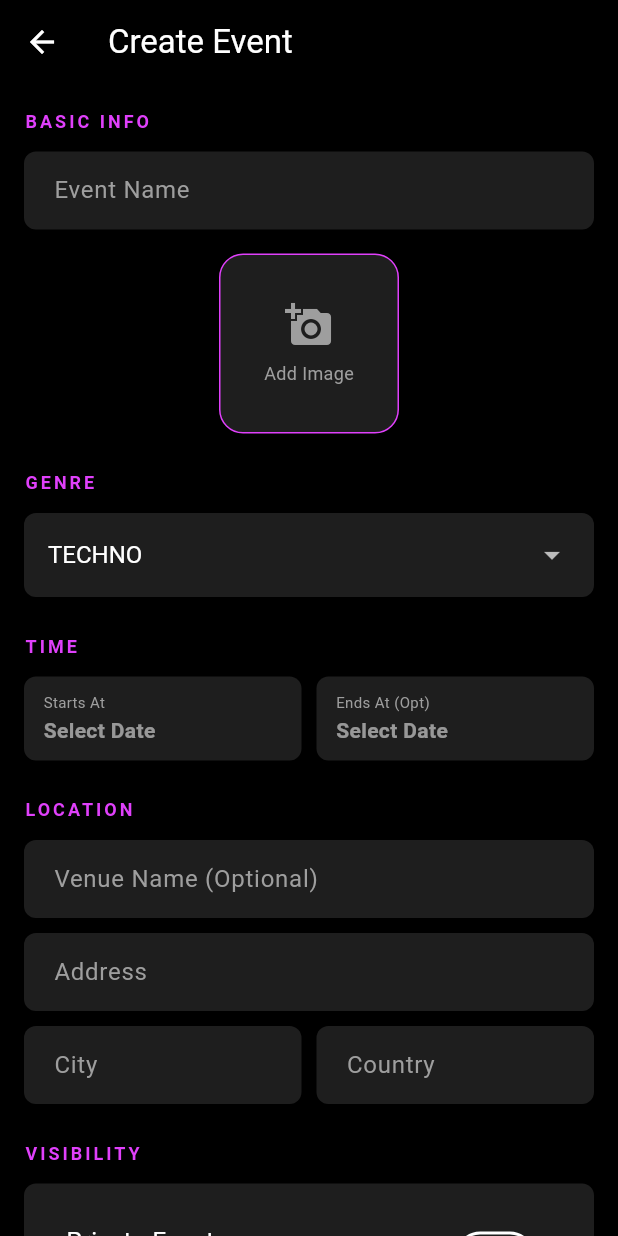
After one commit to geroveglia/looped-mvp, a Flutter app: the CreateEventScreen screen opened directly, on a phone screen of 412 x 824 dp. The commit adds this screen. Run offline on Flutter 3.47's test engine with Material 3 defaults, Android fonts, the phone set to English and light mode, and no system bars; our stand-ins replace image_picker, sensors_plus, shared_preferences; accounts and stored records are empty.

Commit message:
imagen eventos

```diff
--- /dev/null
+++ b/looped_app/lib/screens/create_event_screen.dart
@@ -0,0 +1,407 @@
+import 'package:flutter/material.dart';
+import 'package:provider/provider.dart';
+import 'package:image_picker/image_picker.dart';
+import 'dart:io';
+import '../services/event_service.dart';
+
+class CreateEventScreen extends StatefulWidget {
+  const CreateEventScreen({super.key});
+
+  @override
+  State<CreateEventScreen> createState() => _CreateEventScreenState();
+}
+
+class _CreateEventScreenState extends State<CreateEventScreen> {
+  final _formKey = GlobalKey<FormState>();
+
+  // Controllers
+  final _nameController = TextEditingController();
+  final _venueController = TextEditingController();
+  final _addressController = TextEditingController();
+  final _cityController = TextEditingController();
+  final _countryController = TextEditingController();
+
+  // State
+  String _selectedGenre = 'techno';
+  DateTime? _startDate;
+  TimeOfDay? _startTime;
+  DateTime? _endDate;
+  TimeOfDay? _endTime;
+  bool _isPrivate = false;
+  bool _isLoading = false;
+  XFile? _selectedImage;
+
+  final List<String> _genres = [
+    'techno',
+    'house',
+    'reggaeton',
+    'trance',
+    'pop',
+    'hiphop',
+    'other'
+  ];
+
+  Future<void> _pickImage() async {
+    final ImagePicker picker = ImagePicker();
+    final XFile? image = await picker.pickImage(source: ImageSource.gallery);
+    if (image != null) {
+      setState(() => _selectedImage = image);
+    }
+  }
+
+  @override
+  void dispose() {
+    _nameController.dispose();
+    _venueController.dispose();
+    _addressController.dispose();
+    _cityController.dispose();
+    _countryController.dispose();
+    super.dispose();
+  }
+
+  Future<void> _pickDateTime({required bool isStart}) async {
+    final now = DateTime.now();
+    final initialDate =
+        isStart ? (_startDate ?? now) : (_endDate ?? _startDate ?? now);
+
+    final date = await showDatePicker(
+      context: context,
+      initialDate: initialDate,
+      firstDate: now,
+      lastDate: now.add(const Duration(days: 365)),
+      builder: (context, child) {
+        return Theme(
+          data: ThemeData.dark().copyWith(
+            colorScheme: const ColorScheme.dark(
+              primary: Colors.purpleAccent,
+              onPrimary: Colors.white,
+              surface: Color(0xFF1E1E1E),
+              onSurface: Colors.white,
+            ),
+            dialogBackgroundColor: const Color(0xFF1E1E1E),
+          ),
+          child: child!,
+        );
+      },
+    );
+
+    if (date == null) return;
+
+    if (!mounted) return;
+
+    final time = await showTimePicker(
+      context: context,
+      initialTime: TimeOfDay.now(),
+      builder: (context, child) {
+        return Theme(
+          data: ThemeData.dark().copyWith(
+              colorScheme: const ColorScheme.dark(
+                primary: Colors.purpleAccent,
+                onPrimary: Colors.white,
+                surface: Color(0xFF1E1E1E),
+                onSurface: Colors.white, // Text color
+              ),
+              timePickerTheme: const TimePickerThemeData(
+                backgroundColor: Color(0xFF1E1E1E),
+              )),
+          child: child!,
+        );
+      },
+    );
+
+    if (time == null) return;
+
+    setState(() {
+      if (isStart) {
+        _startDate = date;
+        _startTime = time;
+      } else {
+        _endDate = date;
+        _endTime = time;
+      }
+    });
+  }
+
+  DateTime _combine(DateTime d, TimeOfDay t) {
+    return DateTime(d.year, d.month, d.day, t.hour, t.minute);
+  }
+
+  Future<void> _createEvent() async {
+    if (!_formKey.currentState!.validate()) return;
+    if (_startDate == null || _startTime == null) {
+      ScaffoldMessenger.of(context).showSnackBar(
+          const SnackBar(content: Text("Start Date & Time is required")));
+      return;
+    }
+
+    setState(() => _isLoading = true);
+
+    try {
+      final startDateTime = _combine(_startDate!, _startTime!);
+      DateTime? endDateTime;
+      if (_endDate != null && _endTime != null) {
+        endDateTime = _combine(_endDate!, _endTime!);
+      }
+
+      final eventData = {
+        'name': _nameController.text.trim(),
+        'starts_at': startDateTime.toIso8601String(),
+        'ends_at': endDateTime?.toIso8601String(),
+        'genre': _selectedGenre,
+        'venue_name': _venueController.text.trim(),
+        'address': _addressController.text.trim(),
+        'city': _cityController.text.trim(),
+        'country': _countryController.text.trim(),
+        'visibility': _isPrivate ? 'private' : 'public',
+        'is_paid_public': false, // Default
+      };
+
+      await Provider.of<EventService>(context, listen: false)
+          .createEvent(eventData, imagePath: _selectedImage?.path);
+
+      if (mounted) {
+        Navigator.of(context).pop();
+        ScaffoldMessenger.of(context).showSnackBar(
+            const SnackBar(content: Text("Event Created Successfully!")));
+      }
+    } catch (e) {
+      if (mounted) {
+        ScaffoldMessenger.of(context)
+            .showSnackBar(SnackBar(content: Text("Error: $e")));
+        setState(() => _isLoading = false);
+      }
+    }
+  }
+
+  @override
+  Widget build(BuildContext context) {
+    return Scaffold(
+      backgroundColor: Colors.black,
+      appBar: AppBar(
+        title: const Text("Create Event"),
+        backgroundColor: Colors.black,
+        foregroundColor: Colors.white,
+      ),
+      body: SafeArea(
+        child: Form(
+          key: _formKey,
+          child: SingleChildScrollView(
+            padding: const EdgeInsets.all(16),
+            child: Column(
+              crossAxisAlignment: CrossAxisAlignment.start,
+              children: [
+                _buildSectionHeader("BASIC INFO"),
+                _buildTextField("Event Name", _nameController, required: true),
+                const SizedBox(height: 16),
+
+                // Icon Picker
+                // Image Picker
+                Center(
+                  child: GestureDetector(
+                    onTap: _pickImage,
+                    child: Container(
+                      width: 120,
+                      height: 120,
+                      decoration: BoxDecoration(
+                        color: const Color(0xFF1E1E1E),
+                        borderRadius: BorderRadius.circular(16),
+                        border: Border.all(color: Colors.purpleAccent),
+                        image: _selectedImage != null
+                            ? DecorationImage(
+                                image: FileImage(File(_selectedImage!.path)),
+                                fit: BoxFit.cover,
+                              )
+                            : null,
+                      ),
+                      child: _selectedImage == null
+                          ? const Column(
+                              mainAxisAlignment: MainAxisAlignment.center,
+                              children: [
+                                Icon(Icons.add_a_photo,
+                                    color: Colors.grey, size: 32),
+                                SizedBox(height: 8),
+                                Text("Add Image",
+                                    style: TextStyle(
+                                        color: Colors.grey, fontSize: 12)),
+                              ],
+                            )
+                          : null,
+                    ),
+                  ),
+                ),
+
+                const SizedBox(height: 24),
+                _buildSectionHeader("GENRE"),
+                _buildDropdown("Genre", _genres, _selectedGenre, (val) {
+                  if (val != null) setState(() => _selectedGenre = val);
+                }),
+                const SizedBox(height: 24),
+                _buildSectionHeader("TIME"),
+                Row(
+                  children: [
+                    Expanded(
+                        child: _buildDatePickerButton(
+                            "Starts At", _startDate, _startTime, true)),
+                    const SizedBox(width: 10),
+                    Expanded(
+                        child: _buildDatePickerButton(
+                            "Ends At (Opt)", _endDate, _endTime, false)),
+                  ],
+                ),
+                const SizedBox(height: 24),
+                _buildSectionHeader("LOCATION"),
+                _buildTextField("Venue Name (Optional)", _venueController),
+                const SizedBox(height: 10),
+                _buildTextField("Address", _addressController, required: true),
+                const SizedBox(height: 10),
+                Row(
+                  children: [
+                    Expanded(
+                        child: _buildTextField("City", _cityController,
+                            required: true)),
+                    const SizedBox(width: 10),
+                    Expanded(
+                        child: _buildTextField("Country", _countryController,
+                            required: true)),
+                  ],
+                ),
+                const SizedBox(height: 24),
+                _buildSectionHeader("VISIBILITY"),
+                Container(
+                  padding: const EdgeInsets.all(12),
+                  decoration: BoxDecoration(
+                      color: const Color(0xFF1E1E1E),
+                      borderRadius: BorderRadius.circular(8)),
+                  child: SwitchListTile(
+                    title: const Text("Private Event",
+                        style: TextStyle(color: Colors.white)),
+                    subtitle: const Text("Requires invite code to join",
+                        style: TextStyle(color: Colors.grey, fontSize: 12)),
+                    value: _isPrivate,
+                    activeColor: Colors.purpleAccent,
+                    onChanged: (val) => setState(() => _isPrivate = val),
+                  ),
+                ),
+                const SizedBox(height: 40),
+                SizedBox(
+                  width: double.infinity,
+                  height: 50,
+                  child: ElevatedButton(
+                    onPressed: _isLoading ? null : _createEvent,
+                    style: ElevatedButton.styleFrom(
+                        backgroundColor: Colors.purpleAccent,
+                        disabledBackgroundColor: Colors.grey[800],
+                        shape: RoundedRectangleBorder(
+                            borderRadius: BorderRadius.circular(10))),
+                    child: _isLoading
+                        ? const SizedBox(
+                            width: 24,
+                            height: 24,
+                            child:
+                                CircularProgressIndicator(color: Colors.white))
+                        : const Text("CREATE EVENT",
+                            style: TextStyle(
+                                fontSize: 16,
+                                fontWeight: FontWeight.bold,
+                                color: Colors.white)),
+                  ),
+                )
+              ],
+            ),
+          ),
+        ),
+      ),
+    );
+  }
+
+  Widget _buildSectionHeader(String title) {
+    return Padding(
+      padding: const EdgeInsets.only(bottom: 12),
+      child: Text(title,
+          style: const TextStyle(
+              color: Colors.purpleAccent,
+              fontSize: 12,
+              fontWeight: FontWeight.bold,
+              letterSpacing: 2)),
+    );
+  }
+
+  Widget _buildTextField(String label, TextEditingController controller,
+      {bool required = false}) {
+    return TextFormField(
+      controller: controller,
+      style: const TextStyle(color: Colors.white),
+      validator: required
+          ? (val) => val == null || val.isEmpty ? "Required" : null
+          : null,
+      decoration: InputDecoration(
+        labelText: label,
+        labelStyle: const TextStyle(color: Colors.grey),
+        filled: true,
+        fillColor: const Color(0xFF1E1E1E),
+        border: OutlineInputBorder(
+            borderRadius: BorderRadius.circular(8),
+            borderSide: BorderSide.none),
+        contentPadding:
+            const EdgeInsets.symmetric(horizontal: 16, vertical: 14),
+      ),
+    );
+  }
+
+  Widget _buildDropdown(String label, List<String> items, String value,
+      Function(String?) onChanged) {
+    return Container(
+      padding: const EdgeInsets.symmetric(horizontal: 16, vertical: 4),
+      decoration: BoxDecoration(
+          color: const Color(0xFF1E1E1E),
+          borderRadius: BorderRadius.circular(8)),
+      child: DropdownButtonHideUnderline(
+        child: DropdownButton<String>(
+          value: value,
+          isExpanded: true,
+          dropdownColor: const Color(0xFF1E1E1E),
+          style: const TextStyle(color: Colors.white, fontSize: 16),
+          items: items
+              .map((e) =>
+                  DropdownMenuItem(value: e, child: Text(e.toUpperCase())))
+              .toList(),
+          onChanged: onChanged,
+        ),
+      ),
+    );
+  }
+
+  Widget _buildDatePickerButton(
+      String label, DateTime? date, TimeOfDay? time, bool isStart) {
+    final text = date == null
+        ? "Select Date"
+        : "${date.day}/${date.month} ${time?.format(context) ?? ''}";
+
+    return GestureDetector(
+      onTap: () => _pickDateTime(isStart: isStart),
+      child: Container(
+        height: 56,
+        padding: const EdgeInsets.symmetric(horizontal: 12),
+        decoration: BoxDecoration(
+            color: const Color(0xFF1E1E1E),
+            borderRadius: BorderRadius.circular(8),
+            border: Border.all(
+                color:
+                    date != null ? Colors.purpleAccent : Colors.transparent)),
+        child: Column(
+          mainAxisAlignment: MainAxisAlignment.center,
+          crossAxisAlignment: CrossAxisAlignment.start,
+          children: [
+            Text(label,
+                style: const TextStyle(color: Colors.grey, fontSize: 10)),
+            const SizedBox(height: 2),
+            Text(text,
+                style: TextStyle(
+                    color: date != null ? Colors.white : Colors.white54,
+                    fontWeight: FontWeight.bold)),
+          ],
+        ),
+      ),
+    );
+  }
+}
--- a/looped_app/lib/screens/event_detail_screen.dart
+++ b/looped_app/lib/screens/event_detail_screen.dart
@@ -4,6 +4,7 @@ import 'package:provider/provider.dart';
 import '../services/event_service.dart';
 import '../services/leaderboard_service.dart';
 import '../services/auth_service.dart';
+import '../services/api_service.dart';
 import '../models/leaderboard_model.dart';
 import 'live_dance_screen.dart';
 import '../ui/animations/fade_slide_route.dart';
@@ -97,6 +98,28 @@ class _EventDetailScreenState extends State<EventDetailScreen> {
         Provider.of<LeaderboardService>(context, listen: false)
             .fetchLeaderboard(_event['_id']);
       });
+    }
+  }
+
+  Widget _buildHeaderIcon(String iconValue) {
+    if (iconValue.startsWith('/')) {
+      return Container(
+        width: 80,
+        height: 80,
+        decoration: BoxDecoration(
+            shape: BoxShape.circle,
+            border: Border.all(color: Colors.white24, width: 2),
+            image: DecorationImage(
+                image: NetworkImage('${ApiService.baseUrl}$iconValue'),
+                fit: BoxFit.cover)),
+      );
+    } else {
+      return Container(
+        padding: const EdgeInsets.all(12),
+        decoration:
+            const BoxDecoration(color: Colors.white10, shape: BoxShape.circle),
+        child: Text(iconValue, style: const TextStyle(fontSize: 40)),
+      );
     }
   }
 
@@ -229,12 +252,27 @@ class _EventDetailScreenState extends State<EventDetailScreen> {
       statusText = "ENDED";
     }
 
+    // Extract fields
+    final genre = (_event['genre'] ?? 'Other').toString().toUpperCase();
+    final venue = _event['venue_name'] ?? _event['city'] ?? 'Unknown';
+    final address = _event['address'] ?? '';
+    final date = DateTime.tryParse(_event['starts_at'] ?? '');
+    final dateStr = date != null
+        ? "${date.day}/${date.month} ${date.hour}:${date.minute.toString().padLeft(2, '0')}"
+        : "";
+
+    final iconChar = _event['icon'] ?? '🎵';
+
     return Container(
       padding: const EdgeInsets.all(16),
       width: double.infinity,
       color: Colors.white10,
       child: Column(
         children: [
+          // Icon
+          _buildHeaderIcon(iconChar),
+          const SizedBox(height: 10),
+
           Row(
             mainAxisAlignment: MainAxisAlignment.center,
             children: [
@@ -247,17 +285,35 @@ class _EventDetailScreenState extends State<EventDetailScreen> {
                       letterSpacing: 2)),
             ],
           ),
+          const SizedBox(height: 16),
+          // Info Grid
+          Row(
+            mainAxisAlignment: MainAxisAlignment.spaceAround,
+            children: [
+              _buildInfoItem(Icons.music_note, genre),
+              _buildInfoItem(Icons.calendar_today, dateStr),
+              _buildInfoItem(Icons.place, venue),
+            ],
+          ),
+          if (address.isNotEmpty) ...[
+            const SizedBox(height: 10),
+            Text(address,
+                style: const TextStyle(color: Colors.grey, fontSize: 12)),
+          ],
+
           if (_isHost) ...[
-            const SizedBox(height: 10),
-            Row(
+            const SizedBox(height: 20),
+            SingleChildScrollView(
+              scrollDirection: Axis.horizontal,
+              child: Row(
                 mainAxisAlignment: MainAxisAlignment.center,
                 children: [
                   if (status == 'waiting')
                     ElevatedButton.icon(
                       icon: const Icon(Icons.play_arrow),
                       label: const Text("START EVENT"),
-                    style:
-                        ElevatedButton.styleFrom(backgroundColor: Colors.green),
+                      style: ElevatedButton.styleFrom(
+                          backgroundColor: Colors.green),
                       onPressed: () => _changeStatus('active'),
                     ),
                   if (status == 'active')
@@ -269,10 +325,25 @@ class _EventDetailScreenState extends State<EventDetailScreen> {
                       onPressed: () => _changeStatus('ended'),
                     ),
                 ],
+              ),
             )
           ]
         ],
       ),
+    );
+  }
+
+  Widget _buildInfoItem(IconData icon, String text) {
+    return Column(
+      children: [
+        Icon(icon, color: Colors.white70, size: 20),
+        const SizedBox(height: 4),
+        Text(text,
+            style: const TextStyle(
+                color: Colors.white,
+                fontWeight: FontWeight.bold,
+                fontSize: 12)),
+      ],
     );
   }
 
--- a/looped_app/pubspec.yaml
+++ b/looped_app/pubspec.yaml
@@ -14,6 +14,7 @@ dependencies:
   provider: ^6.0.0
   sensors_plus: ^6.0.0
   intl: ^0.19.0
+  image_picker: ^1.0.7
 
 dev_dependencies:
   flutter_test:
```
Also changed, not shown: looped_app/lib/screens/home_screen.dart (+117 -50 lines), looped_app/lib/services/api_service.dart (+25 -0 lines), looped_app/lib/services/event_service.dart (+8 -4 lines), looped_app/pubspec.lock, 8 other files. Lines whose indentation alone changed are shown as unchanged.
